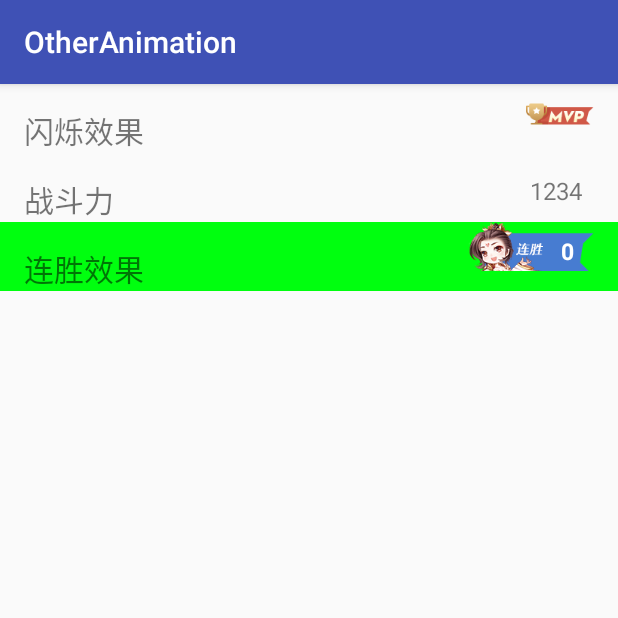
After one commit to yuzhuwd/dirk_project_android, an Android app: the OtherAnimationActivity screen opened directly, with no data from a screen before it, on a phone screen of 412 x 824 dp, the top half of it. The commit adds this screen. Run offline under Robolectric (Android 15) with nearby library versions, the light colour scheme and no system bars.

Commit message:
[o]animation test

```diff
--- a/MyApplication/app/src/main/java/com/example/dirkwang/myapplication/activity/AnimationDemoActivity.java
+++ b/MyApplication/app/src/main/java/com/example/dirkwang/myapplication/activity/AnimationDemoActivity.java
@@ -4,6 +4,7 @@ import android.animation.Animator;
 import android.animation.AnimatorSet;
 import android.animation.ObjectAnimator;
 import android.annotation.SuppressLint;
+import android.content.Intent;
 import android.graphics.Path;
 import android.os.Bundle;
 import android.os.Handler;
@@ -17,6 +18,7 @@ import android.view.animation.AnimationUtils;
 import android.view.animation.LinearInterpolator;
 import android.view.animation.TranslateAnimation;
 import android.widget.ImageView;
+import android.widget.TextView;
 import android.widget.Toast;
 
 import com.example.dirkwang.myapplication.R;
@@ -28,6 +30,7 @@ public class AnimationDemoActivity extends AppCompatActivity {
     private ImageView mStarIv;
     private ImageView mMvpIv;
     private View mGoalView;
+    private TextView mEntry;
 
 
     @Override
@@ -39,7 +42,15 @@ public class AnimationDemoActivity extends AppCompatActivity {
         mStarIv = (ImageView) findViewById(R.id.iv_star);
         mMvpIv = (ImageView) findViewById(R.id.iv_mvp);
         mGoalView = findViewById(R.id.v_goal);
+        mEntry = (TextView) findViewById(R.id.tv_entry);
 
+        mEntry.setOnClickListener(new View.OnClickListener() {
+            @Override
+            public void onClick(View v) {
+                Intent intent = new Intent(getApplicationContext(), OtherAnimationActivity.class);
+                startActivity(intent);
+            }
+        });
 
         // 佛光旋转
         final Animation rotateAnimation = AnimationUtils.loadAnimation(this, R.anim.rotate_light);
--- /dev/null
+++ b/MyApplication/app/src/main/java/com/example/dirkwang/myapplication/activity/OtherAnimationActivity.java
@@ -0,0 +1,218 @@
+package com.example.dirkwang.myapplication.activity;
+
+import android.animation.Animator;
+import android.animation.AnimatorSet;
+import android.animation.ObjectAnimator;
+import android.animation.ValueAnimator;
+import android.os.Bundle;
+import android.support.v7.app.AppCompatActivity;
+import android.util.Log;
+import android.util.TypedValue;
+import android.view.View;
+import android.view.animation.Animation;
+import android.view.animation.TranslateAnimation;
+import android.widget.ImageView;
+import android.widget.TextView;
+import android.widget.Toast;
+
+import com.example.dirkwang.myapplication.R;
+
+public class OtherAnimationActivity extends AppCompatActivity {
+
+    private TextView mFlashEntry;
+    private ImageView mFlashView;
+    private ImageView mMVPView;
+
+    private TextView mBattleEntry;
+    private TextView mBattle;
+
+    private TextView mWinEntry;
+    private TextView mWinNun;
+
+    @Override
+    protected void onCreate(Bundle savedInstanceState) {
+        super.onCreate(savedInstanceState);
+        setContentView(R.layout.activity_other_animation);
+
+        mFlashEntry = (TextView) findViewById(R.id.tv_flash_entry);
+        mFlashView = (ImageView) findViewById(R.id.iv_flash);
+        mMVPView = (ImageView) findViewById(R.id.iv_mvp);
+
+        mBattleEntry = (TextView) findViewById(R.id.tv_battle_entry);
+        mBattle = (TextView) findViewById(R.id.tv_battle);
+
+        mWinEntry = (TextView) findViewById(R.id.tv_win_entry);
+        mWinNun = (TextView) findViewById(R.id.tv_num);
+
+        setFlashAnimation();
+        setBattleAnimation();
+        setWinAnimation();
+    }
+
+    //  闪烁动画
+    private void setFlashAnimation() {
+        mFlashEntry.setOnClickListener(new View.OnClickListener() {
+            @Override
+            public void onClick(View v) {
+                mFlashView.setVisibility(View.VISIBLE);
+                int mvp_width = mMVPView.getMeasuredWidth();
+                int flash_width = mFlashEntry.getMeasuredWidth();
+                int total_width = mvp_width + flash_width;
+                Log.d("dirk", "宽度：" + total_width);
+                ObjectAnimator objectAnimator = ObjectAnimator.ofFloat(mFlashView, "translationX", -flash_width, mvp_width);
+                objectAnimator.setDuration(500);
+                objectAnimator.setRepeatCount(5);
+
+                objectAnimator.addListener(new Animator.AnimatorListener() {
+                    @Override
+                    public void onAnimationStart(Animator animation) {
+
+                    }
+
+                    @Override
+                    public void onAnimationEnd(Animator animation) {
+                        mFlashView.setVisibility(View.INVISIBLE);
+                    }
+
+                    @Override
+                    public void onAnimationCancel(Animator animation) {
+
+                    }
+
+                    @Override
+                    public void onAnimationRepeat(Animator animation) {
+
+                    }
+                });
+
+                objectAnimator.start();
+            }
+        });
+    }
+
+    // 战斗力变化动画
+    private void setBattleAnimation() {
+        final int startSize = 40;
+        int endSize = 50;
+        final int startValue = 3000;
+        final int endValue = 9245;
+
+        final ValueAnimator animator_front = ValueAnimator.ofFloat(startSize, endSize);
+        animator_front.setDuration(400);
+
+        animator_front.addUpdateListener(new ValueAnimator.AnimatorUpdateListener() {
+            @Override
+            public void onAnimationUpdate(ValueAnimator animation) {
+                float animatedValue = (float) animation.getAnimatedValue();
+                mBattle.setTextSize(TypedValue.COMPLEX_UNIT_PX, animatedValue);
+            }
+        });
+
+
+        final ValueAnimator animator_middle = ValueAnimator.ofFloat(endSize, endSize);
+        animator_middle.setDuration(800);
+
+        animator_middle.addUpdateListener(new ValueAnimator.AnimatorUpdateListener() {
+            @Override
+            public void onAnimationUpdate(ValueAnimator valueAnimator) {
+                float a = valueAnimator.getAnimatedFraction();
+                int value = (int) (startValue + (endValue - startValue) * a);
+                mBattle.setText(String.valueOf(value));
+            }
+        });
+
+        final ValueAnimator animator_end = ValueAnimator.ofFloat(endSize, startSize);
+        animator_end.setDuration(400);
+
+        animator_end.addUpdateListener(new ValueAnimator.AnimatorUpdateListener() {
+            @Override
+            public void onAnimationUpdate(ValueAnimator animation) {
+                float animatedValue = (float) animation.getAnimatedValue();
+                mBattle.setTextSize(TypedValue.COMPLEX_UNIT_PX, animatedValue);
+            }
+        });
+
+        final AnimatorSet animatorSet = new AnimatorSet();
+        animatorSet.playSequentially(animator_front, animator_middle, animator_end);
+
+        mBattleEntry.setOnClickListener(new View.OnClickListener() {
+            @Override
+            public void onClick(View v) {
+                //animator_front.start();
+                animatorSet.start();
+            }
+        });
+    }
+
+    // 设置连胜
+    private void setWinAnimation() {
+        mWinEntry.setOnClickListener(new View.OnClickListener() {
+            @Override
+            public void onClick(View v) {
+                int height = 0 - mWinNun.getMeasuredHeight();
+                Log.d("dirk", "连胜动画：height:" + height);
+                ObjectAnimator objectAnimator_front = ObjectAnimator.ofFloat(mWinNun, "translationY",  0, height);
+                objectAnimator_front.setDuration(250);
+
+                ObjectAnimator objectAnimator_middle = ObjectAnimator.ofFloat(mWinNun, "translationY",  -height, height);
+                objectAnimator_middle.setDuration(500);
+                objectAnimator_middle.setRepeatCount(4);
+                final int[] count = {1, 2, 3, 4, 5};
+                objectAnimator_middle.addListener(new Animator.AnimatorListener() {
+                    @Override
+                    public void onAnimationStart(Animator animation) {
+
+                    }
+
+                    @Override
+                    public void onAnimationEnd(Animator animation) {
+
+                    }
+
+                    @Override
+                    public void onAnimationCancel(Animator animation) {
+
+                    }
+
+                    @Override
+                    public void onAnimationRepeat(Animator animation) {
+                        mWinNun.setText(String.valueOf(count[0]));
+                        count[0] = count[0] + 1;
+                    }
+                });
+
+                ObjectAnimator objectAnimator_end = ObjectAnimator.ofFloat(mWinNun, "translationY",  -height, 0);
+                objectAnimator_end.setDuration(250);
+
+                AnimatorSet animatorSet = new AnimatorSet();
+                animatorSet.playSequentially(objectAnimator_front, objectAnimator_middle, objectAnimator_end);
+                animatorSet.start();
+
+/*                final TranslateAnimation translateAnimation = new TranslateAnimation(0, 0, -height, height);
+                translateAnimation.setDuration(500);
+                translateAnimation.setRepeatCount(4);
+                final int[] count = {1, 2, 3, 4, 5};*/
+
+/*                translateAnimation.setAnimationListener(new Animation.AnimationListener() {
+                    @Override
+                    public void onAnimationStart(Animation animation) {
+
+                    }
+
+                    @Override
+                    public void onAnimationEnd(Animation animation) {
+                        mWinNun.setText("5");
+                    }
+
+                    @Override
+                    public void onAnimationRepeat(Animation animation) {
+                        mWinNun.setText(String.valueOf(count[0]));
+                        count[0] = count[0] + 1;
+                    }
+                });
+
+                mWinNun.startAnimation(translateAnimation);*/
+            }
+        });
+    }
+}
--- a/MyApplication/app/src/main/res/layout/activity_animation_demo.xml
+++ b/MyApplication/app/src/main/res/layout/activity_animation_demo.xml
@@ -6,6 +6,15 @@
     android:background="@drawable/animation_demo_bkg"
     tools:context="com.example.dirkwang.myapplication.activity.AnimationDemoActivity">
 
+
+
+    <TextView
+        android:id="@+id/tv_entry"
+        android:text="其他动画入口"
+        android:background="#ff00ff"
+        android:textSize="30dp"
+        android:layout_width="wrap_content"
+        android:layout_height="wrap_content" />
     <RelativeLayout
         android:id="@+id/rl_animation_area"
         android:layout_gravity="center"
@@ -31,6 +40,8 @@
             android:layout_height="wrap_content" />
     </RelativeLayout>
 
+
+
     <View
         android:id="@+id/v_goal"
         android:layout_gravity="right|center_vertical"
--- /dev/null
+++ b/MyApplication/app/src/main/res/layout/activity_other_animation.xml
@@ -0,0 +1,145 @@
+<?xml version="1.0" encoding="utf-8"?>
+<LinearLayout xmlns:android="http://schemas.android.com/apk/res/android"
+    xmlns:app="http://schemas.android.com/apk/res-auto"
+    xmlns:tools="http://schemas.android.com/tools"
+    android:orientation="vertical"
+    android:layout_width="match_parent"
+    android:layout_height="match_parent"
+    tools:context="com.example.dirkwang.myapplication.activity.OtherAnimationActivity">
+
+    <LinearLayout
+        android:layout_width="wrap_content"
+        android:layout_height="wrap_content"
+        android:orientation="horizontal">
+
+        <TextView
+            android:id="@+id/tv_flash_entry"
+            android:layout_width="wrap_content"
+            android:layout_height="wrap_content"
+            android:layout_marginLeft="16dp"
+            android:layout_marginTop="16dp"
+            android:text="闪烁效果"
+            android:textSize="20dp" />
+
+        <View
+            android:layout_width="0dp"
+            android:layout_height="1px"
+            android:layout_weight="1" />
+
+        <FrameLayout
+            android:layout_width="wrap_content"
+            android:layout_height="wrap_content"
+            android:layout_gravity="center_vertical|right"
+            android:layout_marginRight="16dp">
+
+            <ImageView
+                android:id="@+id/iv_mvp"
+                android:layout_width="wrap_content"
+                android:layout_height="wrap_content"
+                android:src="@drawable/smoba_mvp" />
+
+            <ImageView
+                android:id="@+id/iv_flash"
+                android:layout_width="wrap_content"
+                android:layout_height="wrap_content"
+                android:src="@drawable/flash"
+                android:visibility="invisible" />
+        </FrameLayout>
+    </LinearLayout>
+
+    <LinearLayout
+        android:orientation="horizontal"
+        android:layout_width="wrap_content"
+        android:layout_height="wrap_content">
+        <TextView
+            android:id="@+id/tv_battle_entry"
+            android:text="战斗力"
+            android:textSize="20dp"
+            android:layout_marginTop="16dp"
+            android:layout_marginLeft="16dp"
+            android:layout_width="wrap_content"
+            android:layout_height="wrap_content" />
+
+        <View
+            android:layout_weight="1"
+            android:layout_width="0dp"
+            android:layout_height="1px"/>
+
+        <RelativeLayout
+            android:layout_marginRight="16dp"
+            android:layout_width="wrap_content"
+            android:layout_height="wrap_content">
+
+            <TextView
+                android:id="@+id/tv_battle"
+                android:layout_margin = "8dp"
+                android:layout_centerInParent="true"
+                android:text="1234"
+                android:textSize="16dp"
+                android:layout_width="wrap_content"
+                android:layout_height="wrap_content" />
+
+            <TextView
+                android:id="@+id/tv_big_battle"
+                android:visibility="gone"
+                android:layout_width="wrap_content"
+                android:layout_height="wrap_content" />
+        </RelativeLayout>
+
+    </LinearLayout>
+
+    <LinearLayout
+
+        android:layout_width="wrap_content"
+        android:layout_height="wrap_content"
+        android:background="#00ff0f"
+        android:orientation="horizontal">
+
+        <TextView
+            android:id="@+id/tv_win_entry"
+            android:layout_width="wrap_content"
+            android:layout_height="wrap_content"
+            android:layout_marginLeft="16dp"
+            android:layout_marginTop="16dp"
+            android:text="连胜效果"
+            android:textSize="20dp" />
+
+        <View
+            android:layout_width="0dp"
+            android:layout_height="1px"
+            android:layout_weight="1" />
+
+        <FrameLayout
+            android:layout_width="wrap_content"
+            android:layout_height="wrap_content"
+            android:layout_marginRight="16dp">
+
+            <ImageView
+                android:layout_width="wrap_content"
+                android:layout_height="wrap_content"
+                android:layout_gravity="center_vertical"
+                android:src="@drawable/smoba_win_streak" />
+
+            <FrameLayout
+                android:layout_width="wrap_content"
+                android:layout_height="wrap_content"
+                android:layout_centerVertical="true"
+                android:layout_gravity="center_vertical|right"
+                android:layout_marginRight="13dp"
+                android:layout_marginTop="3dp">
+
+                <TextView
+                    android:id="@+id/tv_num"
+                    android:layout_width="wrap_content"
+                    android:layout_height="wrap_content"
+
+                    android:text="0"
+                    android:textColor="#ffffff"
+                    android:textSize="15dp"
+                    android:textStyle="bold" />
+            </FrameLayout>
+
+
+        </FrameLayout>
+    </LinearLayout>
+</LinearLayout>
```
Also changed, not shown: MyApplication/app/src/main/AndroidManifest.xml (+8 -2 lines), MyApplication/app/src/main/res/drawable-xhdpi/flash.png (added), MyApplication/app/src/main/res/drawable-xhdpi/smoba_mvp.png (added), MyApplication/app/src/main/res/drawable-xhdpi/smoba_win_streak.png (added).
